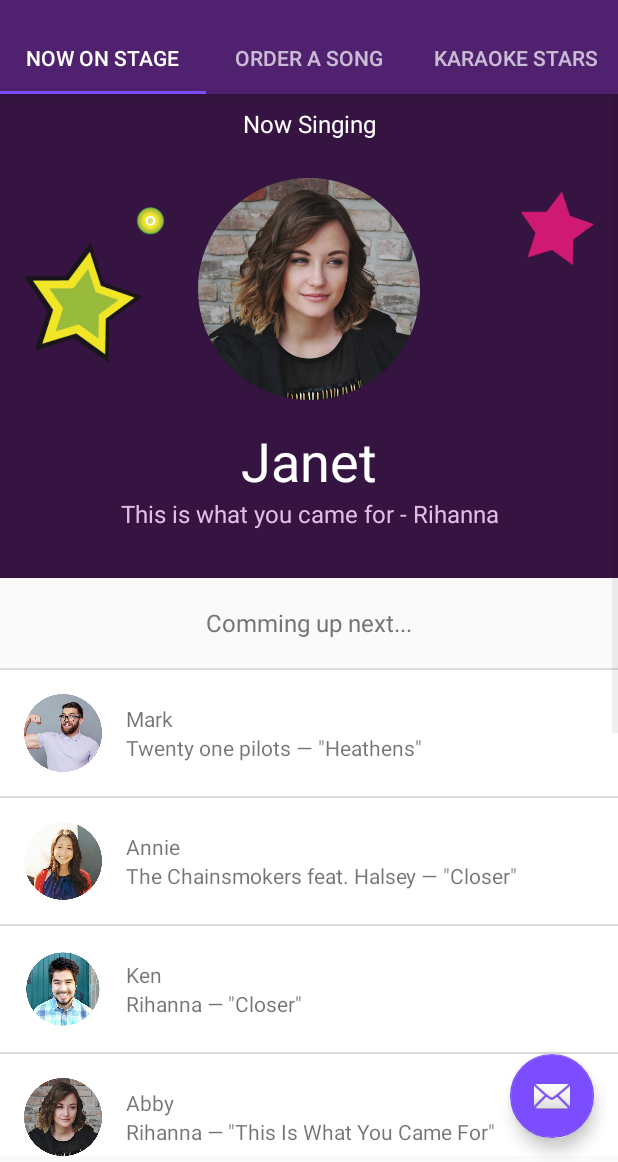
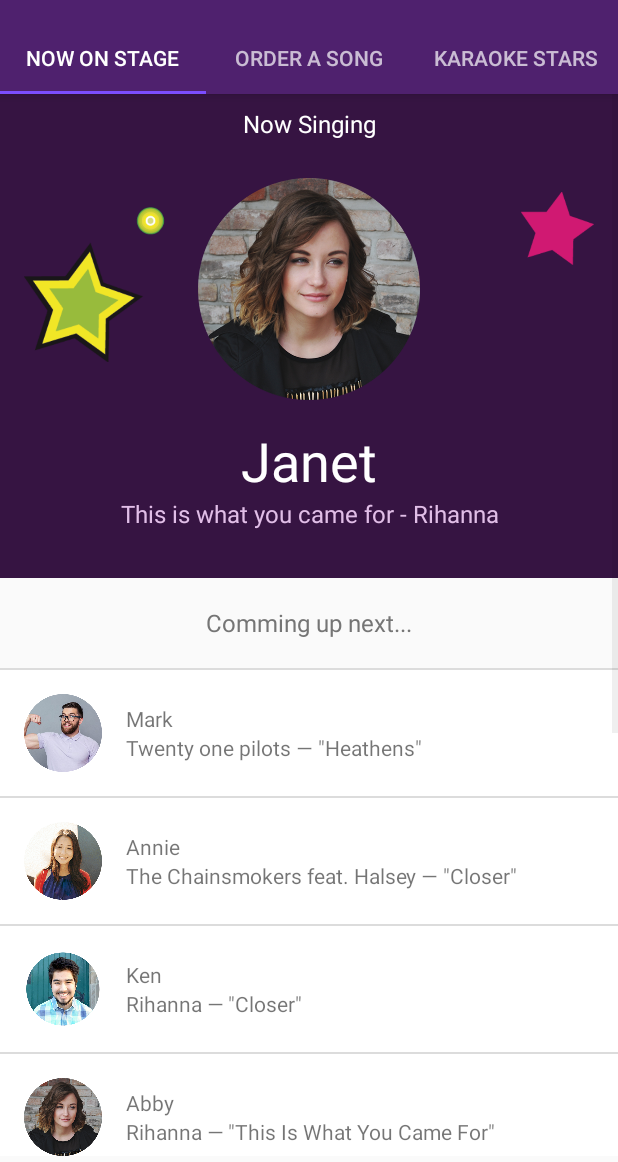
Before and after one commit to hakat0m/KaraokeBar, an Android app: the TabbedActivity screen opened directly, with no data from a screen before it, on a phone screen of 412 x 824 dp, the part 74-1236 px from its top. Run offline under Robolectric (Android 15) with nearby library versions, the phone set to English and light mode, and no system bars; 2 statements that could not run were skipped.

Commit message:
Remove floating button at the bottom

```diff
--- a/app/src/main/res/layout/activity_tabbed.xml
+++ b/app/src/main/res/layout/activity_tabbed.xml
@@ -38,12 +38,13 @@
 		android:layout_height="match_parent"
 		app:layout_behavior="@string/appbar_scrolling_view_behavior"/>
 
-	<android.support.design.widget.FloatingActionButton
-		android:id="@+id/fab"
-		android:layout_width="wrap_content"
-		android:layout_height="wrap_content"
-		android:layout_gravity="end|bottom"
-		android:layout_margin="@dimen/fab_margin"
-		app:srcCompat="@android:drawable/ic_dialog_email"/>
+	<!--<android.support.design.widget.FloatingActionButton-->
+		<!--android:id="@+id/fab"-->
+		<!--android:layout_width="wrap_content"-->
+		<!--android:layout_height="wrap_content"-->
+		<!--android:layout_gravity="end|bottom"-->
+		<!--android:layout_margin="@dimen/fab_margin"-->
+		<!--app:srcCompat="@android:drawable/ic_dialog_email"/>-->
+
 
 </android.support.design.widget.CoordinatorLayout>
```
